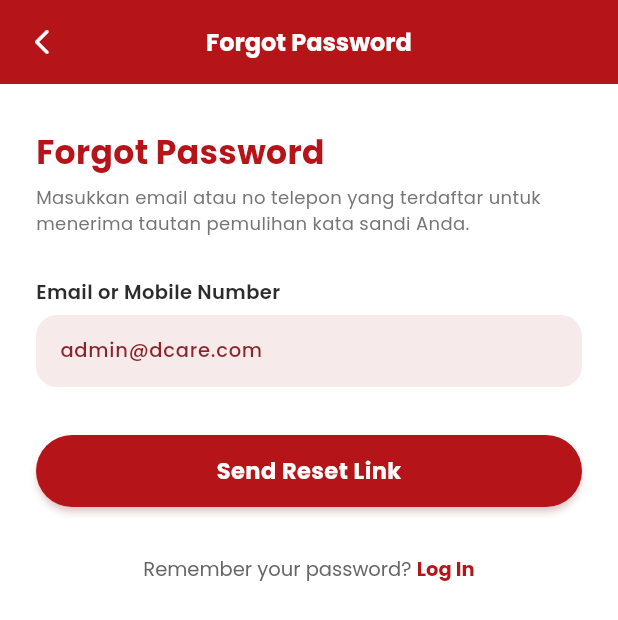
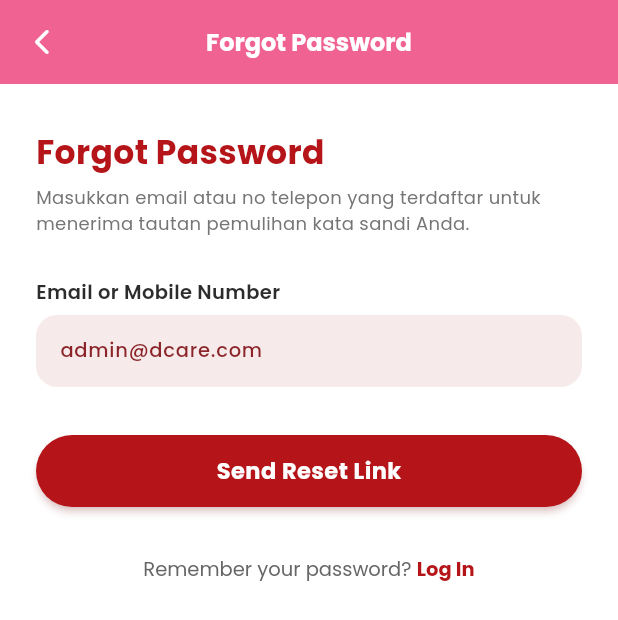
Before and after one commit to G41240178-NURFITRIA/lojindeker2, a Flutter app: the ForgotPasswordScreen screen opened directly, on a phone screen of 412 x 824 dp. Shown: the top 620 px of the screen. Run offline on Flutter 3.47's test engine with Material 3 defaults, Android fonts, the light colour scheme and no system bars; our stand-ins replace flutter_local_notifications, google_fonts, image_picker.

Commit message:
update warna lupa pass

```diff
--- a/lib/features/auth/screens/forgot_password_screen.dart
+++ b/lib/features/auth/screens/forgot_password_screen.dart
@@ -62,7 +62,7 @@ class _ForgotPasswordScreenState extends State<ForgotPasswordScreen> {
     return Scaffold(
       backgroundColor: Colors.white,
       appBar: AppBar(
-        backgroundColor: const Color(0xFFB51419),
+        backgroundColor: const Color(0xFFF06292),
         elevation: 0,
         leading: IconButton(
           icon: const Icon(Icons.arrow_back_ios_new_rounded, color: Colors.white, size: 20),
```
